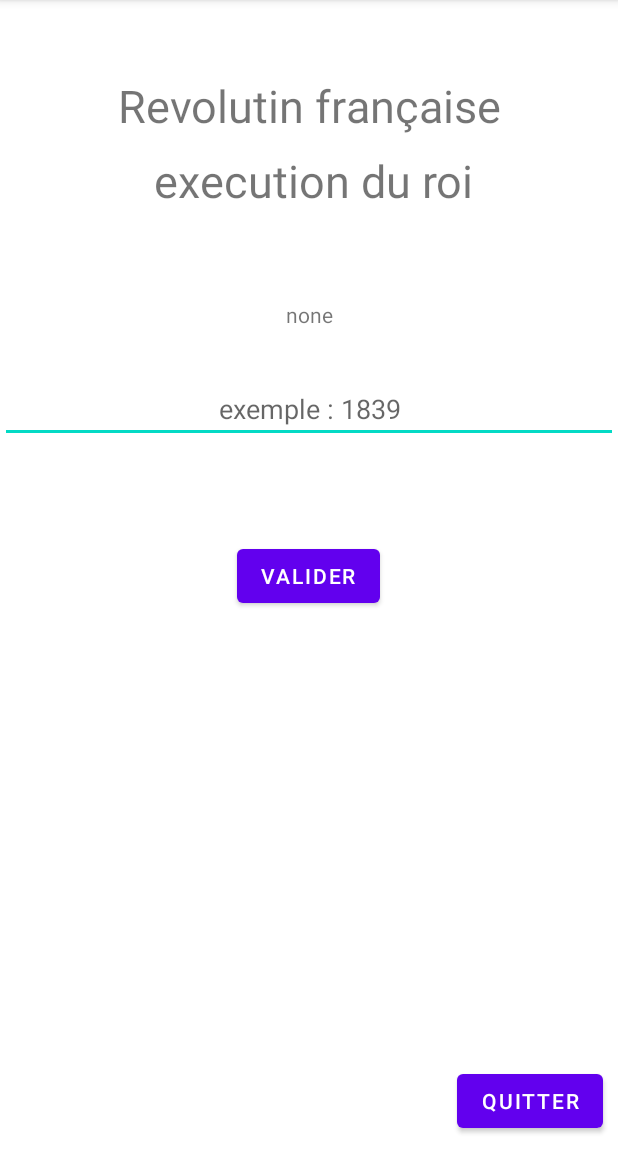
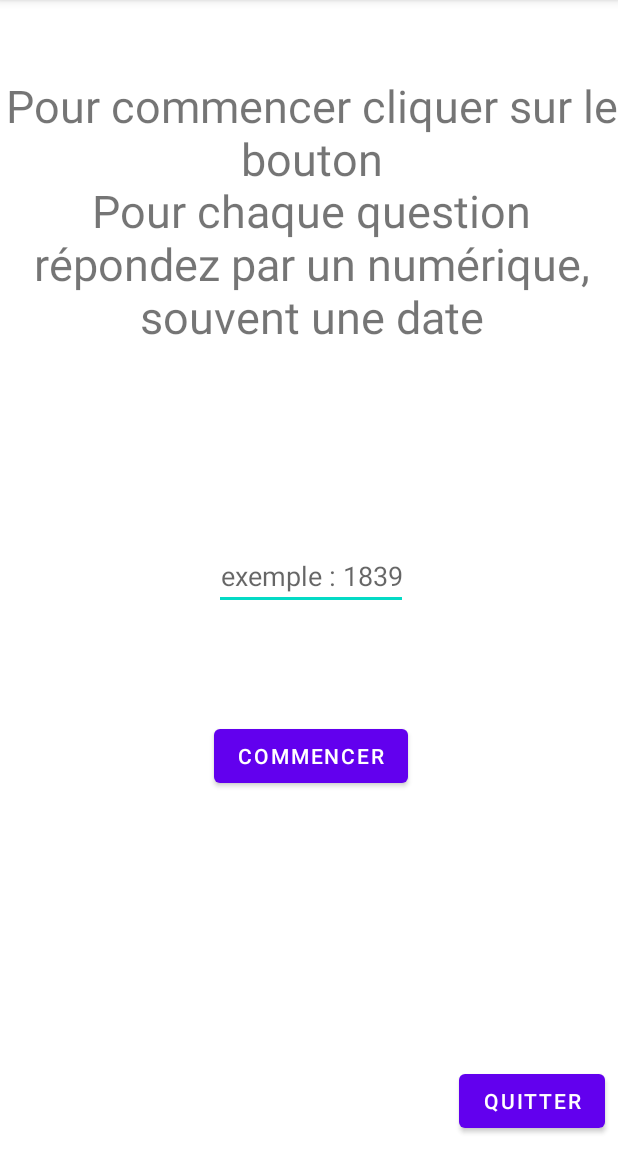
Before and after one commit to vaccras/MobileProject, an Android app: the typeActivity screen opened directly, with no data from a screen before it, after a tap on "HISTOIRE", on a phone screen of 412 x 824 dp, the part 84-1236 px from its top. Run offline under Robolectric (Android 15) with nearby library versions, the phone set to English and light mode, and no system bars; our stand-ins replace Room's generated code; 1 statement that could not run was skipped.

Commit message:
activite histoire marche mieux

```diff
--- a/project/app/build.gradle
+++ b/project/app/build.gradle
@@ -35,6 +35,7 @@ dependencies {
     implementation 'androidx.constraintlayout:constraintlayout:2.0.4'
     implementation 'androidx.navigation:navigation-fragment:2.3.3'
     implementation 'androidx.navigation:navigation-ui:2.3.3'
+    implementation 'com.google.android.gms:play-services-maps:17.0.0'
     testImplementation 'junit:junit:4.+'
     androidTestImplementation 'androidx.test.ext:junit:1.1.2'
     androidTestImplementation 'androidx.test.espresso:espresso-core:3.3.0'
--- a/project/app/src/main/java/com/example/project/HistActivity.java
+++ b/project/app/src/main/java/com/example/project/HistActivity.java
@@ -1,17 +1,17 @@
 package com.example.project;
 
+import androidx.annotation.RequiresApi;
 import androidx.appcompat.app.AppCompatActivity;
 
 import android.content.Intent;
 import android.os.AsyncTask;
+import android.os.Build;
 import android.os.Bundle;
 import android.view.View;
 import android.widget.Button;
 import android.widget.EditText;
-import android.widget.ListView;
 import android.widget.TextView;
 
-import com.example.project.db.Compte;
 import com.example.project.db.DatabaseClient;
 import com.example.project.db.Histoire;
 
@@ -21,99 +21,154 @@ import java.util.Collections;
 public class HistActivity extends AppCompatActivity {
 
     private DatabaseClient mDb;
-    private Integer reponse_courante=0;
-    private int position=0;
+
     private TextView textViewIntitu;
     private TextView textViewQuestion;
     private TextView textViewAide;
-    private ArrayList<Integer> questions;
-    private ArrayList<Integer> Areponses;
-    private boolean creation = true;
+
+    private List<Histoire> ARR_histoires;
+    private ArrayList<Integer> ARR_questions;
+    private ArrayList<Integer> ARR_reponses;
+
+    private int position = 0;
+    private int step = 0;
     private EditText reponse;
+
+    public static final String PRENOM_KEY = "PRENOM";
+    public static final String NOM_KEY = "NOM";
+    private String prenom;
+    private String nom;
 
     @Override
     protected void onCreate(Bundle savedInstanceState) {
+
+        //===constructeur, passage de parametres===========================================//
             super.onCreate(savedInstanceState);
+            prenom = getIntent().getStringExtra(PRENOM_KEY);
+            nom = getIntent().getStringExtra(NOM_KEY);
             setContentView(R.layout.activity_hist);
+
+        //==========elmt d'affichage=======================================================//
             textViewIntitu = (TextView) findViewById(R.id.HIST_intitule);
             textViewQuestion = (TextView) findViewById(R.id.HIST_Question);
             textViewAide = (TextView) findViewById(R.id.HIST_indice);
-        // Lier l'adapter au listView
+
+
+        //=====Lier l'adapter au listView==================================================//
             mDb = DatabaseClient.getInstance(getApplicationContext());
-        questions = new ArrayList<>();
-        Areponses = new ArrayList<>();
+
+        //===========init des list=========================================================//
+            ARR_histoires = new ArrayList<>();
+            ARR_questions = new ArrayList<>();
+            ARR_reponses = new ArrayList<>();
+
+        //========valeurs aléatoires=======================================================
             ArrayList<Integer> temp=new ArrayList<>();
             for (int i = 0 ; i<12; i++){
                 temp.add(i);
             }
             Collections.shuffle(temp);
             for (int i = 0 ; i<10; i++){
-            questions.add(temp.get(i));
+                ARR_questions.add(temp.get(i));
             }
+        //=================================================================================//
 
+            //a ce stade : ARR_questions contient des nombres aléatoires entre 0 et 11
+            //ARR_reponses est vide
+            //ARR_histoires est vide
 
-        onEnter(null);
-
-    }
-
+        //=================================================================================
             class GetHist extends AsyncTask<Void, Void, List<Histoire>> {
                 @Override
                 protected List<Histoire> doInBackground(Void... voids) {
-            List<Histoire> listExo = mDb.getAppDatabase().histoireDao().getAll();
-            return listExo;
+                    List<Histoire> listHistoires = mDb.getAppDatabase().histoireDao().getAll();
+                    return listHistoires;
                 }
 
+                @RequiresApi(api = Build.VERSION_CODES.M)
                 @Override
-        protected void onPostExecute(List<Histoire> histoires) {
-            super.onPostExecute(histoires);
-
-            textViewIntitu.setText(histoires.get(questions.get(position)).getIntitulee());
-            textViewQuestion.setText(histoires.get(questions.get(position)).getQuestion());
-            textViewAide.setText(histoires.get(questions.get(position)).getAide());
-            reponse_courante = histoires.get(questions.get(position)).getReponse();
-            maj(null);
-
+                protected void onPostExecute(List<Histoire> listHistoires) {
+                    super.onPostExecute(listHistoires);
+                    int i =0;
+                    for (Histoire hist:listHistoires){
+                        ARR_histoires.add(hist);
+                        System.out.println("ARR_Histoires se remplie, contient "+ i + " histoires");
+                        i++;
                     }
                 }
+            }
+            GetHist gt = new GetHist();
+            gt.execute();
+        //============ARR_Histoires est plein=============================================//
 
-    public void maj(View view) {
-
-
-
-        if(creation==false) {
-            System.out.println(reponse.getText().length() + "  sdfdddddddddddddddddddddd");
-            if (reponse.getText().length()==0) {
-                Areponses.add(9999+position);
-            } else {
-                Areponses.add(Integer.valueOf(reponse.getText().toString()));
-            }
-
-            position++;
-        }
-        creation = false;
-
-
+            onEnter(null);
     }
 
     public void onEnter(View view) {
 
+        Button b = findViewById(R.id.HIST_valider);
+        TextView questioncourante =  findViewById(R.id.HIST_numero);
 
+        if(step==0){ // PREMIERE ETAPE : page d'aide avec bouton commencer
+            //System.out.println("Step 0");
+            b.setText("Commencer");
+            textViewIntitu.setText("Pour commencer cliquer sur le bouton");
+            textViewQuestion.setText("Pour chaque question répondez par un numérique, souvent une date");
+            textViewAide.setText("");
+            questioncourante.setText("");
+
+        }else if(step==1){ // DEUXIEME ETAPE : Affichage première question
+            //System.out.println("Step 1");
+            b.setText("Valider");
+            textViewIntitu.setText(ARR_histoires.get(ARR_questions.get(position)).getIntitulee());
+            textViewQuestion.setText(ARR_histoires.get(ARR_questions.get(position)).getQuestion());
+            textViewAide.setText(ARR_histoires.get(ARR_questions.get(position)).getAide());
+            position++;
+            questioncourante.setText("question numéro : "+(position));
+
+        }else if(step<=10){ // TROISIEME ETAPE -> ONZIEMME ETAPE  : recup réponce de la question précédente, affichage de la question courante
+            //System.out.println("Step "+step);
             reponse = findViewById(R.id.HIST_zonesaisie);
-        if (position>=10){
-            position=0;
-            System.out.println("ON Y EST");
+            textViewIntitu.setText(ARR_histoires.get(ARR_questions.get(position)).getIntitulee());
+            textViewQuestion.setText(ARR_histoires.get(ARR_questions.get(position)).getQuestion());
+            textViewAide.setText(ARR_histoires.get(ARR_questions.get(position)).getAide());
+
+            //System.out.println(reponse.getText().length() + "  reponse enregistrée numéro :  " + position);
+
+            if (reponse.getText().length()==0) {
+                ARR_reponses.add(9999+position);
+            } else {
+                ARR_reponses.add(Integer.valueOf(reponse.getText().toString()));
+            }
+            position++;
+            questioncourante.setText("question numéro : "+(position));
+
+        }else{ // DOUXIEMME ETAPE : recup réponce de la question précédente, lancement de l'activité de résultat
+            //System.out.println("Step "+step);
+            //System.out.println(reponse.getText().length() + "  reponse enregistrée numéro : " + position);
+            if (reponse.getText().length()==0) {
+                ARR_reponses.add(9999+position);
+            } else {
+                ARR_reponses.add(Integer.valueOf(reponse.getText().toString()));
+            }
+            //System.out.println("ON Y EST : " +  step + " doit etre égale à 12");
+            //System.out.println("position " +  position + " doit etre égale à 9");
+
             Intent intent = new Intent(this, HistResultActivity.class);
-            intent.putExtra("question",questions);
-            intent.putExtra("reponses",Areponses);
+            intent.putExtra("question", ARR_questions);
+            intent.putExtra("reponses", ARR_reponses);
+            intent.putExtra(ProfileActivity.PRENOM_KEY, prenom);
+            intent.putExtra(ProfileActivity.NOM_KEY, nom);
             startActivity(intent);
-        }else {
-            GetHist gt = new GetHist();
-            gt.execute();
+
+        }
+        step++;
     }
 
 
-    }
     public void retour(View view) {super.finish();}
 
 
+
+
 }
--- a/project/app/src/main/java/com/example/project/typeActivity.java
+++ b/project/app/src/main/java/com/example/project/typeActivity.java
@@ -44,6 +44,8 @@ public class typeActivity extends AppCompatActivity {
 
     public void CultureActivity(View view) {
         Intent intent = new Intent(this, HistActivity.class);
+        intent.putExtra(ProfileActivity.PRENOM_KEY, prenom);
+        intent.putExtra(ProfileActivity.NOM_KEY, nom);
         startActivity(intent);
     }
 
--- a/project/app/src/main/res/layout/activity_hist.xml
+++ b/project/app/src/main/res/layout/activity_hist.xml
@@ -5,45 +5,66 @@
     xmlns:tools="http://schemas.android.com/tools"
     android:orientation="vertical"
     android:gravity="center"
-    tools:context=".HistActivity">
+    tools:context=".HistActivity"
+    >
+
+        <TextView
+            android:id="@+id/HIST_numero"
+            android:layout_width="wrap_content"
+            android:layout_height="wrap_content"
+            android:layout_alignParentLeft="true"
+            android:layout_alignParentTop="true"
+            android:layout_marginLeft="10dp"
+            android:layout_marginTop="12dp"
+            android:gravity="center"
+            android:text="num"
+            android:textSize="20sp" />
 
         <TextView android:id="@+id/HIST_intitule"
-            android:layout_width="match_parent"
+            android:layout_width="wrap_content"
             android:layout_height="wrap_content"
             android:layout_marginTop="50dp"
             android:layout_marginBottom="5dp"
-            android:text="Prenom"
+            android:text="intit"
             android:textSize="30sp"
-            android:gravity="center"/>
+            android:gravity="center"
+            android:layout_centerHorizontal="true"
+            />
         <TextView android:id="@+id/HIST_Question"
-            android:layout_width="match_parent"
+            android:layout_width="wrap_content"
             android:layout_height="wrap_content"
             android:layout_marginBottom="5dp"
-            android:layout_marginTop="100dp"
+            android:layout_marginTop="120dp"
             android:layout_marginLeft="5dp"
-            android:text="Nom"
+            android:text="question"
+            android:layout_centerHorizontal="true"
             android:gravity="center"
             android:textSize="30sp"/>
         <TextView android:id="@+id/HIST_indice"
-            android:layout_width="match_parent"
+            android:layout_width="wrap_content"
             android:layout_height="wrap_content"
             android:layout_marginBottom="5dp"
             android:text="pas d'aide ici"
-            android:layout_marginTop="200dp"
+            android:layout_centerHorizontal="true"
+            android:layout_marginTop="240dp"
             android:gravity="center"/>
         <EditText android:id="@+id/HIST_zonesaisie"
-            android:layout_width="match_parent"
+            android:layout_width="wrap_content"
             android:layout_height="wrap_content"
             android:layout_marginBottom="5dp"
             android:inputType="number"
-            android:layout_marginTop="250dp"
+            android:layout_centerInParent="true"
+            android:layout_marginTop="300dp"
             android:hint="exemple : 1839"
-            android:gravity="center"/>
+            android:gravity="center"
+            android:layout_centerHorizontal="true"/>
         <Button
+            android:id="@+id/HIST_valider"
             android:layout_width="wrap_content"
             android:layout_height="wrap_content"
             android:text="Valider"
-            android:layout_centerInParent="true"
+            android:layout_centerHorizontal="true"
+            android:layout_marginTop="480dp"
             android:onClick="onEnter"/>
 
         <Button
```
Also changed, not shown: project/app/src/main/java/com/example/project/HistResultActivity.java (+26 -4 lines), project/app/src/main/res/layout/activity_hist_result.xml (+9 -2 lines). Lines whose indentation alone changed are shown as unchanged.
